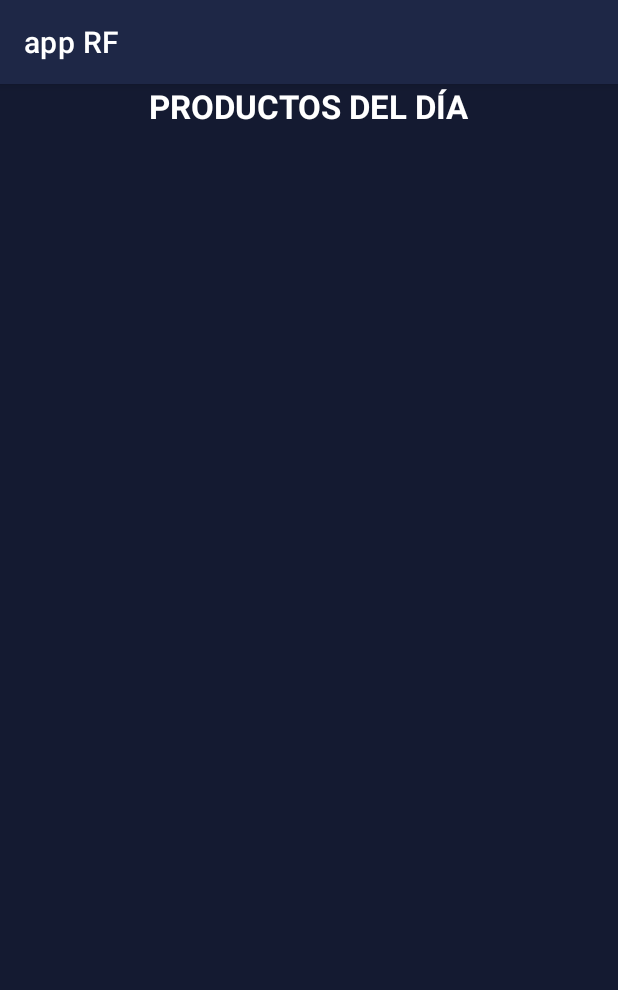
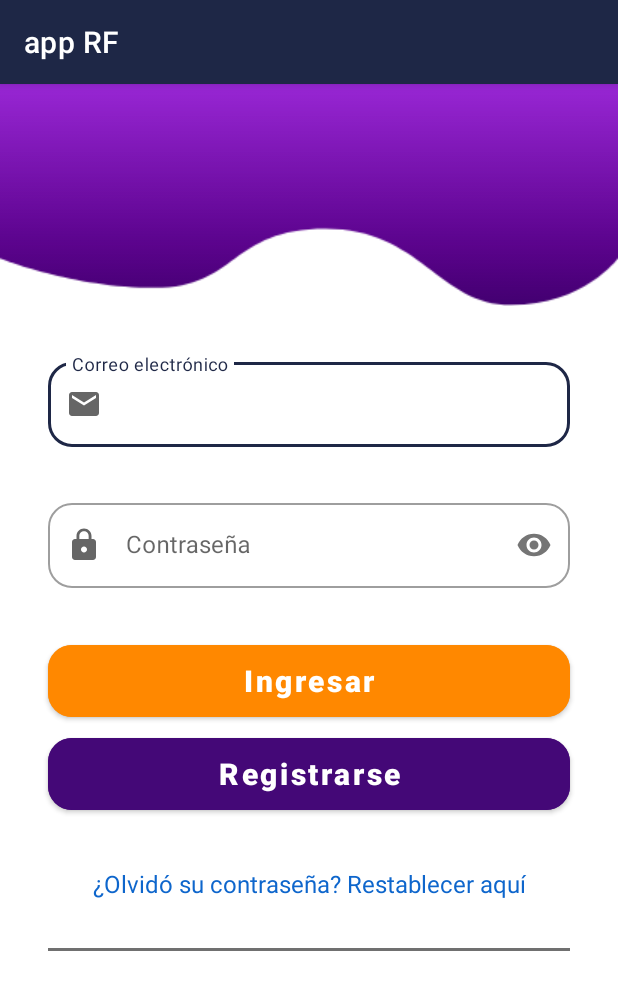
Before and after one commit to luisAngel92/appRF2, an Android app: the screen it shows after launch (MainActivity before the commit, Login after it), on a phone screen of 412 x 824 dp. Shown: the top 990 px of the screen. Run offline under Robolectric (Android 15) with nearby library versions, the phone set to English and light mode, and no system bars; our stand-ins replace Firebase (no records; nobody signed in at launch, a user with empty details on screens opened directly).

Commit message:
Tercer commit, práctica 2 M8

```diff
--- /dev/null
+++ b/app/src/main/res/drawable/ic_email.xml
@@ -0,0 +1,5 @@
+<vector android:height="24dp" android:tint="#7209D3"
+    android:viewportHeight="24" android:viewportWidth="24"
+    android:width="24dp" xmlns:android="http://schemas.android.com/apk/res/android">
+    <path android:fillColor="@android:color/white" android:pathData="M20,4L4,4c-1.1,0 -1.99,0.9 -1.99,2L2,18c0,1.1 0.9,2 2,2h16c1.1,0 2,-0.9 2,-2L22,6c0,-1.1 -0.9,-2 -2,-2zM20,8l-8,5 -8,-5L4,6l8,5 8,-5v2z"/>
+</vector>
--- /dev/null
+++ b/app/src/main/res/drawable/ic_lock.xml
@@ -0,0 +1,5 @@
+<vector android:height="24dp" android:tint="#7209D3"
+    android:viewportHeight="24" android:viewportWidth="24"
+    android:width="24dp" xmlns:android="http://schemas.android.com/apk/res/android">
+    <path android:fillColor="@android:color/white" android:pathData="M18,8h-1L17,6c0,-2.76 -2.24,-5 -5,-5S7,3.24 7,6v2L6,8c-1.1,0 -2,0.9 -2,2v10c0,1.1 0.9,2 2,2h12c1.1,0 2,-0.9 2,-2L20,10c0,-1.1 -0.9,-2 -2,-2zM12,17c-1.1,0 -2,-0.9 -2,-2s0.9,-2 2,-2 2,0.9 2,2 -0.9,2 -2,2zM15.1,8L8.9,8L8.9,6c0,-1.71 1.39,-3.1 3.1,-3.1 1.71,0 3.1,1.39 3.1,3.1v2z"/>
+</vector>
--- /dev/null
+++ b/app/src/main/res/layout/activity_login.xml
@@ -0,0 +1,150 @@
+<?xml version="1.0" encoding="utf-8"?>
+<androidx.constraintlayout.widget.ConstraintLayout xmlns:android="http://schemas.android.com/apk/res/android"
+    xmlns:app="http://schemas.android.com/apk/res-auto"
+    xmlns:tools="http://schemas.android.com/tools"
+    android:layout_width="match_parent"
+    android:layout_height="match_parent"
+    tools:context=".Login">
+
+
+    <ScrollView
+        android:layout_width="0dp"
+        android:layout_height="0dp"
+        app:layout_constraintBottom_toBottomOf="parent"
+        app:layout_constraintEnd_toEndOf="parent"
+        app:layout_constraintStart_toStartOf="parent"
+        app:layout_constraintTop_toTopOf="parent">
+
+        <LinearLayout
+            android:layout_width="match_parent"
+            android:layout_height="wrap_content"
+            android:orientation="vertical">
+
+            <ImageView
+                android:id="@+id/imageView2"
+                android:layout_width="match_parent"
+                android:layout_height="wrap_content"
+                app:srcCompat="@drawable/top_background" />
+
+
+
+
+
+            <com.google.android.material.textfield.TextInputLayout
+                android:id="@+id/tilEmail"
+                style="@style/Widget.MaterialComponents.TextInputLayout.OutlinedBox"
+                android:layout_width="match_parent"
+                android:layout_height="wrap_content"
+                android:layout_marginStart="32dp"
+                android:layout_marginTop="32dp"
+                android:layout_marginEnd="32dp"
+                android:hint="Correo electrónico"
+                app:boxBackgroundMode="outline"
+                app:boxCornerRadiusBottomEnd="16dp"
+                app:boxCornerRadiusBottomStart="16dp"
+                app:boxCornerRadiusTopEnd="16dp"
+                app:boxCornerRadiusTopStart="16dp"
+                app:startIconDrawable="@drawable/ic_email">
+
+                <com.google.android.material.textfield.TextInputEditText
+                    android:id="@+id/tietEmail"
+                    android:layout_width="match_parent"
+                    android:layout_height="wrap_content"
+                    android:inputType="textEmailAddress" />
+
+            </com.google.android.material.textfield.TextInputLayout>
+
+            <com.google.android.material.textfield.TextInputLayout
+                android:id="@+id/tilContrasenia"
+                style="@style/Widget.MaterialComponents.TextInputLayout.OutlinedBox"
+                android:layout_width="match_parent"
+                android:layout_height="wrap_content"
+                android:layout_marginStart="32dp"
+                android:layout_marginTop="32dp"
+                android:layout_marginEnd="32dp"
+                android:hint="Contraseña"
+                app:boxBackgroundMode="outline"
+                app:boxCornerRadiusBottomEnd="16dp"
+                app:boxCornerRadiusBottomStart="16dp"
+                app:boxCornerRadiusTopEnd="16dp"
+                app:boxCornerRadiusTopStart="16dp"
+                app:passwordToggleEnabled="true"
+                app:startIconDrawable="@drawable/ic_lock">
+
+                <com.google.android.material.textfield.TextInputEditText
+                    android:id="@+id/tietContrasenia"
+                    android:layout_width="match_parent"
+                    android:layout_height="wrap_content"
+                    android:inputType="textPassword" />
+
+            </com.google.android.material.textfield.TextInputLayout>
+
+
+            <com.google.android.material.button.MaterialButton
+                android:id="@+id/btnLogin"
+                android:layout_width="match_parent"
+                android:layout_height="60dp"
+                android:layout_marginStart="32dp"
+                android:layout_marginTop="32dp"
+                android:layout_marginEnd="32dp"
+                android:backgroundTint="@android:color/holo_orange_dark"
+                android:text="Ingresar"
+                android:textAllCaps="false"
+                android:textColor="#ffffff"
+                android:textSize="20sp"
+                android:textStyle="bold"
+                app:cornerRadius="16dp" />
+
+            <com.google.android.material.button.MaterialButton
+                android:id="@+id/btnRegistrarse"
+                android:layout_width="match_parent"
+                android:layout_height="60dp"
+                android:layout_marginStart="32dp"
+                android:layout_marginTop="2dp"
+                android:layout_marginEnd="32dp"
+                android:backgroundTint="#440877"
+                android:text="Registrarse"
+                android:textAllCaps="false"
+                android:textColor="#ffffff"
+                android:textSize="20sp"
+                android:textStyle="bold"
+                app:cornerRadius="16dp" />
+
+            <TextView
+                android:id="@+id/tvRestablecerPassword"
+                android:layout_width="match_parent"
+                android:layout_height="wrap_content"
+                android:layout_marginTop="32dp"
+                android:layout_marginStart="32dp"
+                android:layout_marginEnd="32dp"
+                android:text="¿Olvidó su contraseña? Restablecer aquí"
+                android:textAlignment="center"
+                android:textColor="#0E66CC"
+                android:textSize="16sp" />
+
+            <View
+                android:id="@+id/view"
+                android:layout_width="match_parent"
+                android:layout_height="2dp"
+                android:layout_marginStart="32dp"
+                android:layout_marginTop="32dp"
+                android:layout_marginEnd="32dp"
+                android:layout_marginBottom="10dp"
+                android:background="#707070" />
+
+
+        </LinearLayout>
+    </ScrollView>
+
+    <ProgressBar
+        android:id="@+id/progressBar"
+        style="?android:attr/progressBarStyle"
+        android:layout_width="70dp"
+        android:layout_height="72dp"
+        android:visibility="invisible"
+        app:layout_constraintBottom_toBottomOf="parent"
+        app:layout_constraintEnd_toEndOf="parent"
+        app:layout_constraintStart_toStartOf="parent"
+        app:layout_constraintTop_toTopOf="parent" />
+
+</androidx.constraintlayout.widget.ConstraintLayout>
--- a/app/src/main/res/values-night/themes.xml
+++ b/app/src/main/res/values-night/themes.xml
@@ -12,5 +12,7 @@
         <!-- Status bar color. -->
         <item name="android:statusBarColor">?attr/colorPrimaryVariant</item>
         <!-- Customize your theme here. -->
+
+        <item name="android:orientation">vertical</item>
     </style>
 </resources>
--- a/app/src/main/res/values/themes.xml
+++ b/app/src/main/res/values/themes.xml
@@ -13,6 +13,8 @@
         <item name="android:statusBarColor">?attr/colorPrimaryVariant</item>
         <!-- Customize your theme here. -->
 
+        <item name="android:orientation">vertical</item>
+
 
     </style>
 
--- a/build.gradle
+++ b/build.gradle
@@ -7,6 +7,9 @@
         glideVersion = '4.13.2'
         picassoVersion = '2.71828'
     }
+    dependencies {
+        classpath 'com.google.gms:google-services:4.4.0'
+    }
 }
 
 plugins {
```
Also changed, not shown: app/build.gradle (+11 -2 lines), app/src/main/AndroidManifest.xml (+16 -5 lines), app/src/main/java/com/example/apprf/Login.kt (added, +206 -0 lines), app/src/main/java/com/example/apprf/data/remote/model/GameDetailDto.kt (+6 -1 lines), app/src/main/java/com/example/apprf/ui/MainActivity.kt (+80 -25 lines), app/src/main/java/com/example/apprf/ui/fragments/GameDetailFragment.kt (+105 -22 lines), app/src/main/java/com/example/apprf/ui/fragments/GamesListFragment.kt (+8 -7 lines), app/src/main/res/drawable/ic_fingerprint.xml (added, +5 -0 lines), app/src/main/res/layout/fragment_game_detail.xml (+10 -0 lines), app/src/main/res/drawable/book.png (added), app/src/main/res/drawable/school.png (added), app/src/main/res/drawable/top_background.png (added).
